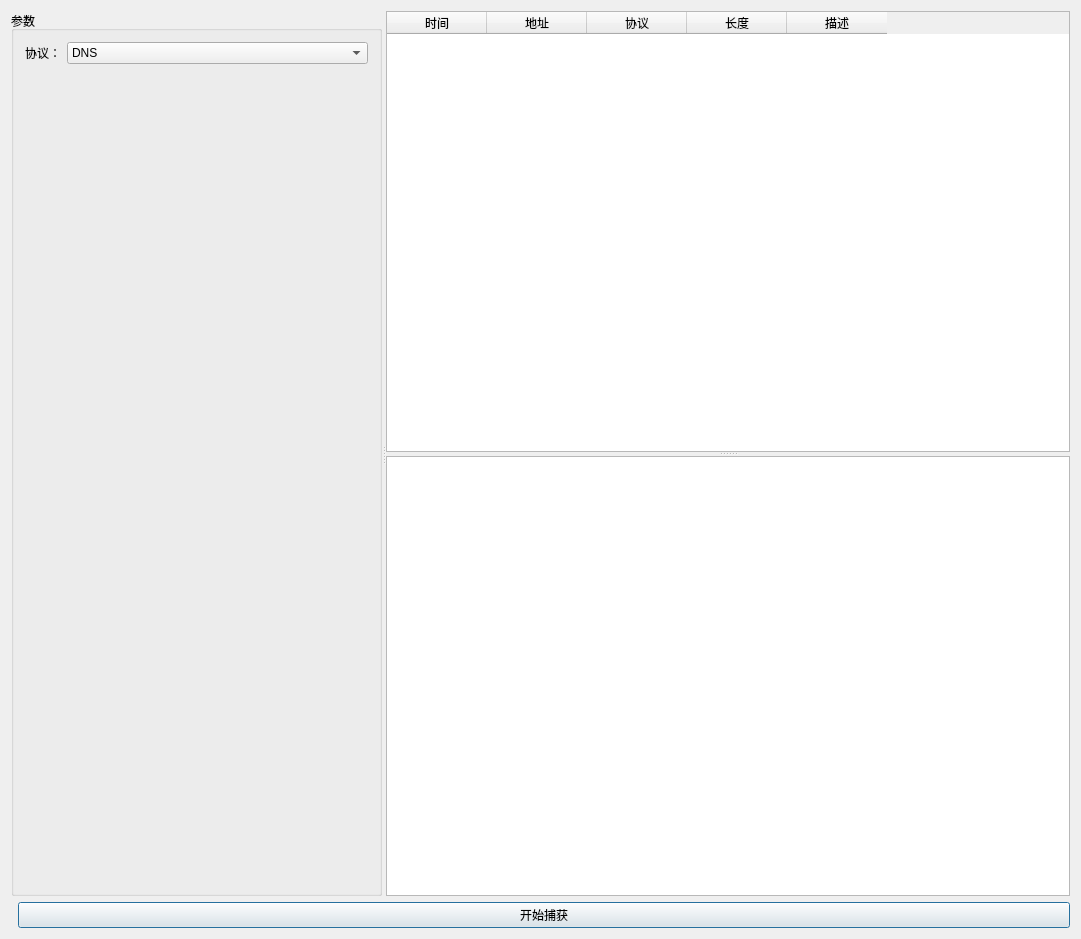
xenginez/XSKY, file control/CaptureDialog.ui: the form before one commit.
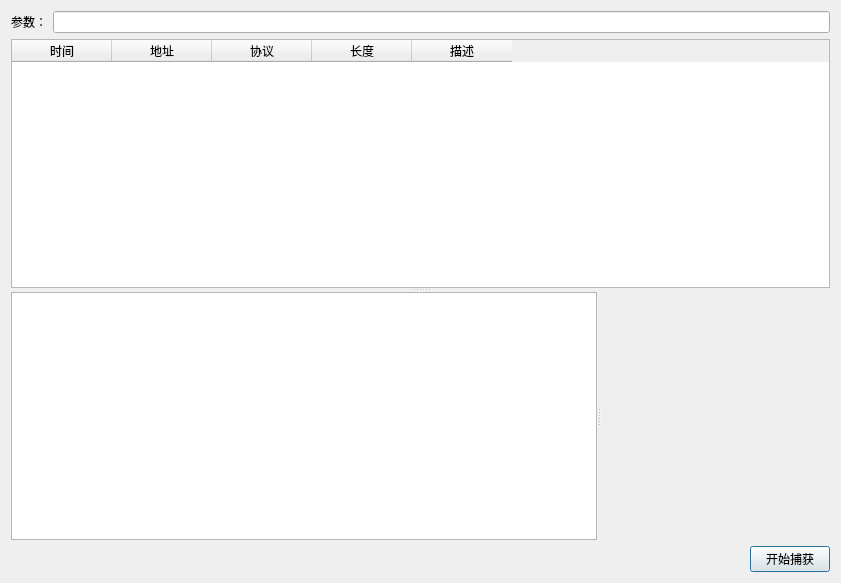
The form after the commit.

```diff
--- a/control/CaptureDialog.ui
+++ b/control/CaptureDialog.ui
@@ -6,22 +6,12 @@
    <rect>
     <x>0</x>
     <y>0</y>
-    <width>1081</width>
-    <height>939</height>
+    <width>841</width>
+    <height>583</height>
    </rect>
   </property>
   <property name="windowTitle">
-   <string>CaptureDialog</string>
-  </property>
-  <layout class="QVBoxLayout" name="verticalLayout_2">
-   <item>
-    <widget class="QSplitter" name="splitter_2">
-     <property name="orientation">
-      <enum>Qt::Horizontal</enum>
-     </property>
-     <widget class="QGroupBox" name="groupBox">
-      <property name="title">
-       <string>参数</string>
+   <string>捕获</string>
       </property>
       <layout class="QVBoxLayout" name="verticalLayout">
        <item>
@@ -29,77 +19,17 @@
          <item>
           <widget class="QLabel" name="label">
            <property name="text">
-            <string>协议：</string>
+        <string>参数：</string>
            </property>
           </widget>
          </item>
          <item>
-          <widget class="QComboBox" name="comboBox">
-           <property name="sizePolicy">
-            <sizepolicy hsizetype="Expanding" vsizetype="Fixed">
-             <horstretch>0</horstretch>
-             <verstretch>0</verstretch>
-            </sizepolicy>
-           </property>
-           <item>
-            <property name="text">
-             <string>DNS</string>
-            </property>
-           </item>
-           <item>
-            <property name="text">
-             <string>mDNS</string>
-            </property>
-           </item>
-           <item>
-            <property name="text">
-             <string>HTTP</string>
-            </property>
-           </item>
-           <item>
-            <property name="text">
-             <string>HTTPS</string>
-            </property>
-           </item>
-           <item>
-            <property name="text">
-             <string>TCP</string>
-            </property>
-           </item>
-           <item>
-            <property name="text">
-             <string>UDP</string>
-            </property>
-           </item>
-           <item>
-            <property name="text">
-             <string>ICMP</string>
-            </property>
-           </item>
-           <item>
-            <property name="text">
-             <string>ARP</string>
-            </property>
-           </item>
-          </widget>
-         </item>
+      <widget class="QLineEdit" name="lineEdit"/>
+     </item>
         </layout>
        </item>
        <item>
-        <widget class="QStackedWidget" name="stackedWidget">
-         <widget class="QWidget" name="page_DNS"/>
-         <widget class="QWidget" name="page_mDNS"/>
-         <widget class="QWidget" name="page_HTTP"/>
-         <widget class="QWidget" name="page_HTTPS"/>
-         <widget class="QWidget" name="page_TCP"/>
-         <widget class="QWidget" name="page_UDP"/>
-         <widget class="QWidget" name="page_ICMP"/>
-         <widget class="QWidget" name="page_ARP"/>
-        </widget>
-       </item>
-      </layout>
-     </widget>
-     <widget class="QSplitter" name="splitter">
+    <widget class="QSplitter" name="splitter_2">
       <property name="orientation">
        <enum>Qt::Vertical</enum>
       </property>
@@ -142,6 +72,10 @@
         </property>
        </column>
       </widget>
+     <widget class="QSplitter" name="splitter">
+      <property name="orientation">
+       <enum>Qt::Horizontal</enum>
+      </property>
       <widget class="QTreeWidget" name="treeWidget">
        <property name="contextMenuPolicy">
         <enum>Qt::CustomContextMenu</enum>
@@ -158,6 +92,7 @@
         </property>
        </column>
       </widget>
+      <widget class="QWidget" name="HexWidget" native="true"/>
      </widget>
     </widget>
    </item>
@@ -168,6 +103,12 @@
        <property name="orientation">
         <enum>Qt::Horizontal</enum>
        </property>
+       <property name="sizeHint" stdset="0">
+        <size>
+         <width>0</width>
+         <height>0</height>
+        </size>
+       </property>
       </spacer>
      </item>
      <item>
```
Lines whose indentation alone changed are shown as unchanged.
